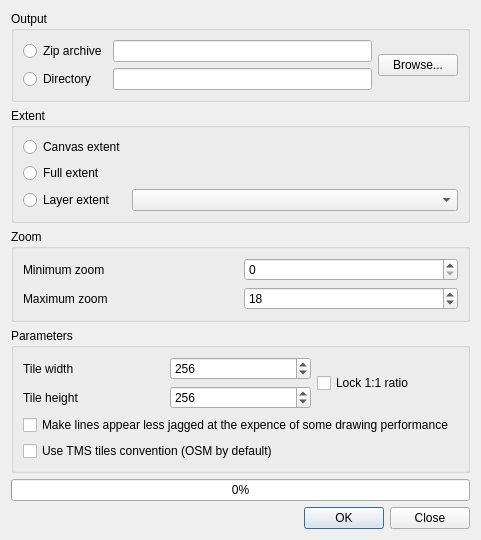
The window that qtilesdialogbase.ui (nextgis/qgis_qtiles) describes before a commit, drawn with Qt 5.
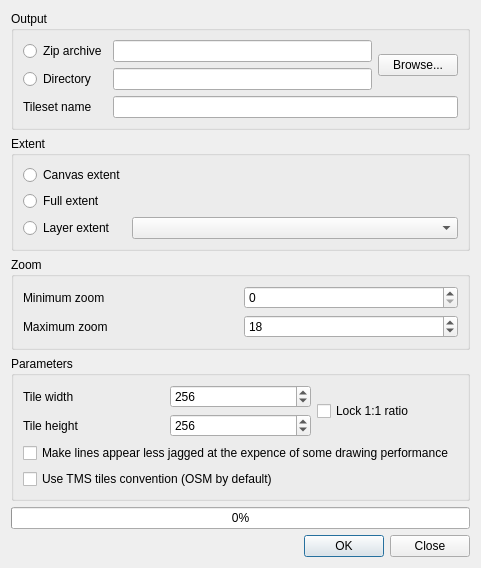
The same window after the commit.

Commit message: editable tileset name

Diff of the .ui file:
```diff
--- a/qtilesdialogbase.ui
+++ b/qtilesdialogbase.ui
@@ -47,6 +47,16 @@
       <item row="1" column="1">
        <widget class="QLineEdit" name="leDirectoryName"/>
       </item>
+      <item row="2" column="0">
+       <widget class="QLabel" name="label_4">
+        <property name="text">
+         <string>Tileset name</string>
+        </property>
+       </widget>
+      </item>
+      <item row="2" column="1" colspan="2">
+       <widget class="QLineEdit" name="leRootDir"/>
+      </item>
      </layout>
     </widget>
    </item>
```
The commit also changes 2 other files.
